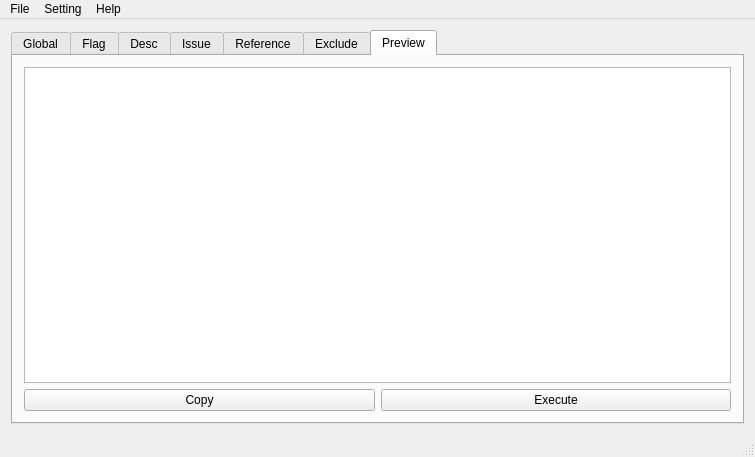
Qt form CommentHelper/mainwindow.ui (jopemachine-playground/Summary-Commenter) before a commit.
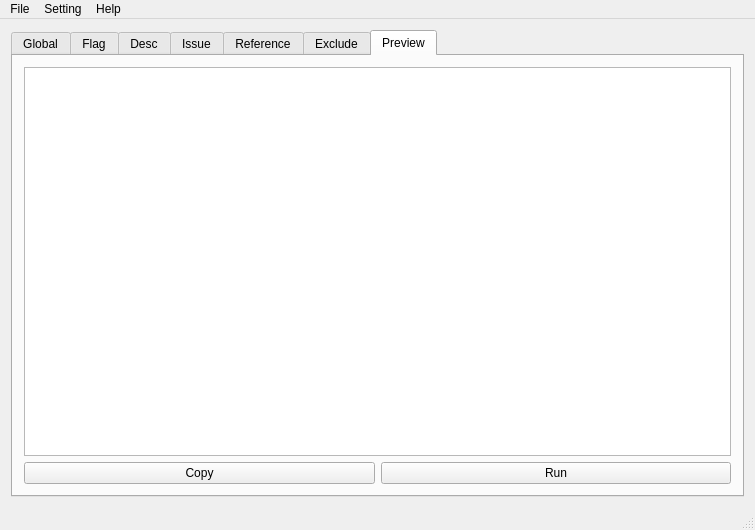
The same form after that commit. The open tabs and pages were chosen to show the change. Icons and pictures are not drawn.

Diff of the .ui file:
```diff
--- a/CommentHelper/mainwindow.ui
+++ b/CommentHelper/mainwindow.ui
@@ -7,7 +7,7 @@
     <x>0</x>
     <y>0</y>
     <width>755</width>
-    <height>450</height>
+    <height>530</height>
    </rect>
   </property>
   <property name="windowTitle">
@@ -750,7 +750,14 @@
         <item>
          <layout class="QVBoxLayout" name="verticalLayout_3">
           <item>
-           <widget class="QPlainTextEdit" name="previewTextEdit"/>
+           <widget class="QPlainTextEdit" name="previewTextEdit">
+            <property name="toolTip">
+             <string>&lt;html&gt;&lt;head/&gt;&lt;body&gt;&lt;p&gt;Check the comments to add&lt;/p&gt;&lt;/body&gt;&lt;/html&gt;</string>
+            </property>
+            <property name="styleSheet">
+             <string notr="true"/>
+            </property>
+           </widget>
           </item>
           <item>
            <layout class="QHBoxLayout" name="horizontalLayout">
@@ -764,7 +771,7 @@
             <item>
              <widget class="QPushButton" name="executeBtn">
               <property name="text">
-               <string>Execute</string>
+               <string>Run</string>
               </property>
              </widget>
             </item>
```
Left out of the diff: 28 changed lines with no effect on the pictures.
